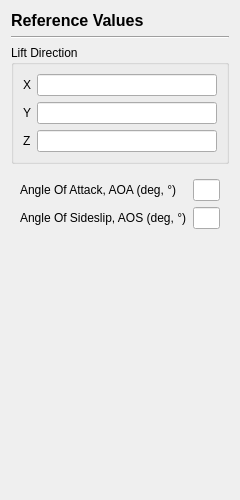
nextfoam/baram, file view/setup/reference_values/reference_values_page.ui: the form before one commit.
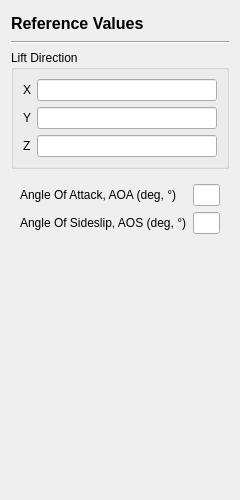
The form after the commit.

Commit message: title widget 크기 변경

The edit to the form file:
```diff
--- a/view/setup/reference_values/reference_values_page.ui
+++ b/view/setup/reference_values/reference_values_page.ui
@@ -15,7 +15,13 @@
   </property>
   <layout class="QVBoxLayout" name="verticalLayout">
    <item>
-    <widget class="QLabel" name="label">
+    <widget class="QLabel" name="title">
+     <property name="minimumSize">
+      <size>
+       <width>0</width>
+       <height>24</height>
+      </size>
+     </property>
      <property name="font">
       <font>
        <pointsize>12</pointsize>
```
The commit also changes 5 other files.
